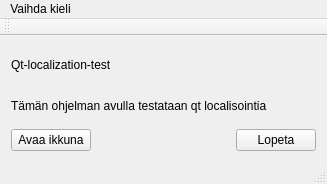
Qt form mainwindow.ui (Kuraturpa/qt-localization-test) before a commit.
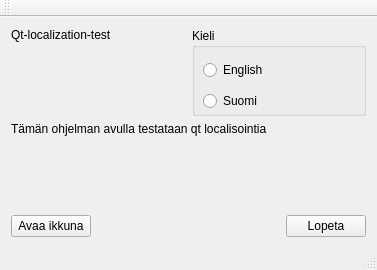
The same form after that commit.

Commit message: Edited mainwindow form and connections.

Patch:
```diff
--- a/mainwindow.ui
+++ b/mainwindow.ui
@@ -6,29 +6,71 @@
    <rect>
     <x>0</x>
     <y>0</y>
-    <width>327</width>
-    <height>184</height>
+    <width>377</width>
+    <height>270</height>
    </rect>
   </property>
   <property name="windowTitle">
    <string>Qt-localization-test</string>
   </property>
   <widget class="QWidget" name="centralWidget">
-   <layout class="QVBoxLayout" name="verticalLayout_2">
+   <layout class="QVBoxLayout" name="verticalLayout">
     <item>
-     <layout class="QVBoxLayout" name="verticalLayout">
-      <item>
+     <layout class="QGridLayout" name="gridLayout">
+      <item row="0" column="0">
        <widget class="QLabel" name="label">
         <property name="text">
          <string>Qt-localization-test</string>
         </property>
+        <property name="alignment">
+         <set>Qt::AlignLeading|Qt::AlignLeft|Qt::AlignTop</set>
+        </property>
        </widget>
       </item>
-      <item>
+      <item row="0" column="1">
+       <widget class="QGroupBox" name="groupBox">
+        <property name="title">
+         <string>Kieli</string>
+        </property>
+        <widget class="QRadioButton" name="radioButton_suomi">
+         <property name="geometry">
+          <rect>
+           <x>11</x>
+           <y>61</y>
+           <width>114</width>
+           <height>24</height>
+          </rect>
+         </property>
+         <property name="text">
+          <string>Suomi</string>
+         </property>
+        </widget>
+        <widget class="QRadioButton" name="radioButton_english">
+         <property name="geometry">
+          <rect>
+           <x>11</x>
+           <y>30</y>
+           <width>114</width>
+           <height>24</height>
+          </rect>
+         </property>
+         <property name="text">
+          <string>English</string>
+         </property>
+        </widget>
+        <zorder>radioButton_suomi</zorder>
+        <zorder>radioButton_english</zorder>
+        <zorder></zorder>
+       </widget>
+      </item>
+      <item row="1" column="0" colspan="2">
        <widget class="QLabel" name="label_2">
         <property name="text">
          <string>Tämän ohjelman avulla testataan qt localisointia</string>
         </property>
+        <property name="alignment">
+         <set>Qt::AlignLeading|Qt::AlignLeft|Qt::AlignTop</set>
+        </property>
        </widget>
       </item>
      </layout>
@@ -71,19 +113,10 @@
     <rect>
      <x>0</x>
      <y>0</y>
-     <width>327</width>
+     <width>377</width>
      <height>26</height>
     </rect>
    </property>
-   <widget class="QMenu" name="menuVaihda_kieli">
-    <property name="title">
-     <string>Vaihda kieli</string>
-    </property>
-    <addaction name="separator"/>
-    <addaction name="actionSuomi"/>
-    <addaction name="actionEnglish"/>
-   </widget>
-   <addaction name="menuVaihda_kieli"/>
   </widget>
   <widget class="QToolBar" name="mainToolBar">
    <attribute name="toolBarArea">
```
Left out of the diff: 6 changed lines with no effect on the pictures. The commit also changes 2 other files.
